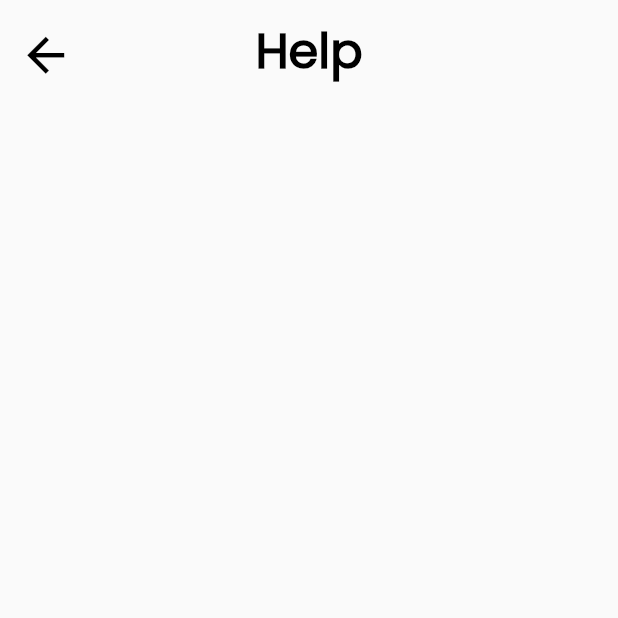
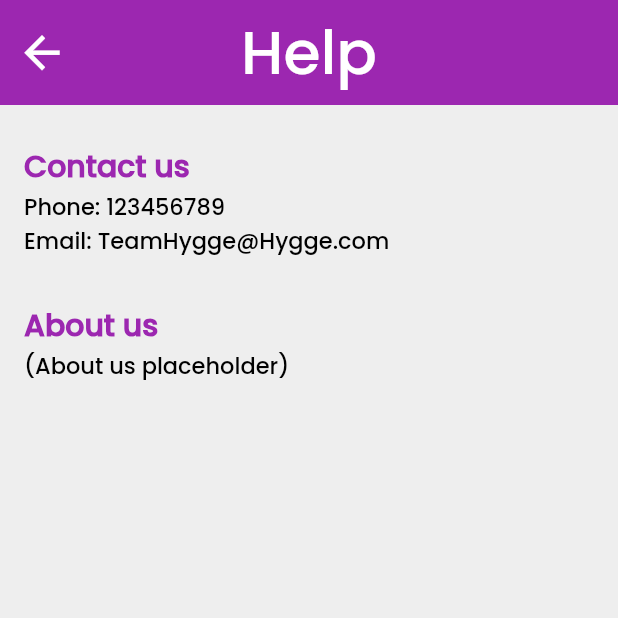
Before and after one commit to A3server/HyggeApp, a Flutter app: the Help screen opened by its route, on a phone screen of 412 x 824 dp, the top half of it. Run offline on Flutter 3.47's test engine with Material 2 defaults, Android fonts, the phone set to English and light mode, and no system bars; our stand-ins replace flutter_spinkit, geolocator, google_maps_flutter, shared_preferences; accounts and stored records are empty.

```diff
--- a/lib/components/Popups.dart
+++ b/lib/components/Popups.dart
@@ -30,7 +30,7 @@ showAlertDialogPass(BuildContext context) {
           padding: const EdgeInsets.only(bottom: 20.0),
           child: Icon(
             Icons.warning_amber_rounded,
-            size: 45,
+            size: 60,
             color: Colors.purple,
           ),
         ),
@@ -91,7 +91,7 @@ showAlertDialogPassName(BuildContext context) {
           padding: const EdgeInsets.only(bottom: 20.0),
           child: Icon(
             Icons.warning_amber_rounded,
-            size: 45,
+            size: 60,
             color: Colors.purple,
           ),
         ),
@@ -202,7 +202,7 @@ showAlertDialogNOTPASS(BuildContext context) {
           padding: const EdgeInsets.only(bottom: 20.0),
           child: Icon(
             Icons.help_outline_rounded,
-            size: 45,
+            size: 50,
             color: Colors.purple,
           ),
         ),
--- a/lib/routes/Help.dart
+++ b/lib/routes/Help.dart
@@ -1,49 +1,88 @@
+import 'package:flutter/cupertino.dart';
 import 'package:flutter/material.dart';
+import 'package:shared_preferences/shared_preferences.dart';
 
-class Help extends StatelessWidget {
+class Help extends StatefulWidget {
+  const Help({Key? key}) : super(key: key);
+  @override
+  Helpstat createState() => Helpstat();
+}
+
+class Helpstat extends State<Help> {
+  @override
+  void initState() {
+    super.initState();
+  }
+
   @override
   Widget build(BuildContext context) {
     return Scaffold(
-      body: SafeArea(
+      backgroundColor: Colors.grey.shade200,
+      appBar: AppBar(
+        elevation: 0,
+        toolbarHeight: 70,
+        centerTitle: true,
+        leading: new IconButton(
+          icon: new Icon(Icons.arrow_back, size: 35.0),
+          onPressed: () => {
+            // Perform Your action here
+            Navigator.of(context).pop()
+          },
+        ),
+        backgroundColor: Colors.purple,
+        title: Text(
+          'Help',
+          style: TextStyle(
+              color: Colors.white, fontStyle: FontStyle.normal, fontSize: 40),
+        ),
+      ),
+      body: Stack(
+        fit: StackFit.expand,
+        children: <Widget>[
+          SingleChildScrollView(
+            padding: const EdgeInsets.all(16.0),
             child: Column(
-          children: [
-            Padding(
-              padding: const EdgeInsets.only(top: 10),
-              child: Stack(children: [
-                Row(
-                  mainAxisAlignment: MainAxisAlignment.center,
-                  children: [
+              crossAxisAlignment: CrossAxisAlignment.start,
+              children: <Widget>[
+                const SizedBox(height: 10.0),
                 Text(
-                      "Help",
-                      style: Theme.of(context).textTheme.headline1,
+                  "Contact us",
+                  style: TextStyle(
+                    fontSize: 20.0,
+                    fontWeight: FontWeight.bold,
+                    color: Colors.purple,
+                  ),
+                ),
+                Text(
+                  "Phone: 123456789\nEmail: TeamHygge@Hygge.com",
+                  style: TextStyle(
+                    fontSize: 15.0,
+                    fontWeight: FontWeight.normal,
+                    color: Colors.black,
+                  ),
+                ),
+                const SizedBox(height: 30.0),
+                Text(
+                  "About us",
+                  style: TextStyle(
+                    fontSize: 20.0,
+                    fontWeight: FontWeight.bold,
+                    color: Colors.purple,
+                  ),
+                ),
+                Text(
+                  "(About us placeholder)", //"Project Link: https://github.com/A3server/HyggeApp\n\nEduardo Nunes - @Polpedu - edujgnunes@gmail.com\nVasco Gouveia - @vasco_gouveia\nMariana - @mariislvs\nLucas Anjo - @lucas_matias02659",
+                  style: TextStyle(
+                    fontSize: 15.0,
+                    fontWeight: FontWeight.normal,
+                    color: Colors.black,
+                  ),
                 ),
               ],
             ),
-                Align(
-                    alignment: Alignment.centerLeft,
-                    child: Padding(
-                      padding: const EdgeInsets.only(left: 4.0),
-                      child: IconButton(
-                        icon: Icon(Icons.arrow_back),
-                        iconSize: 37,
-                        onPressed: () {
-                          Navigator.pop(context);
-                        },
           ),
-                    )),
-              ]),
-            )
         ],
       ),
-      ),
-      // floatingActionButtonLocation: FloatingActionButtonLocation.startTop,
-      // floatingActionButton: Padding(
-      //   padding: const EdgeInsets.only(top: 10),
-      //   child: FloatingActionButton(
-      //     child: Icon(Icons.arrow_back),
-      //     onPressed: () {},
-      //   ),
-      // ),
     );
   }
 }
```
Also changed, not shown: lib/components/SideBar.dart (+6 -1 lines), lib/routes/Signup.dart (+150 -48 lines), lib/routes/SplashScreen.dart (+6 -5 lines), lib/routes/YourTrips.dart (+44 -42 lines), pubspec.yaml (+6 -1 lines), 2 other files. Lines whose indentation alone changed are shown as unchanged.
